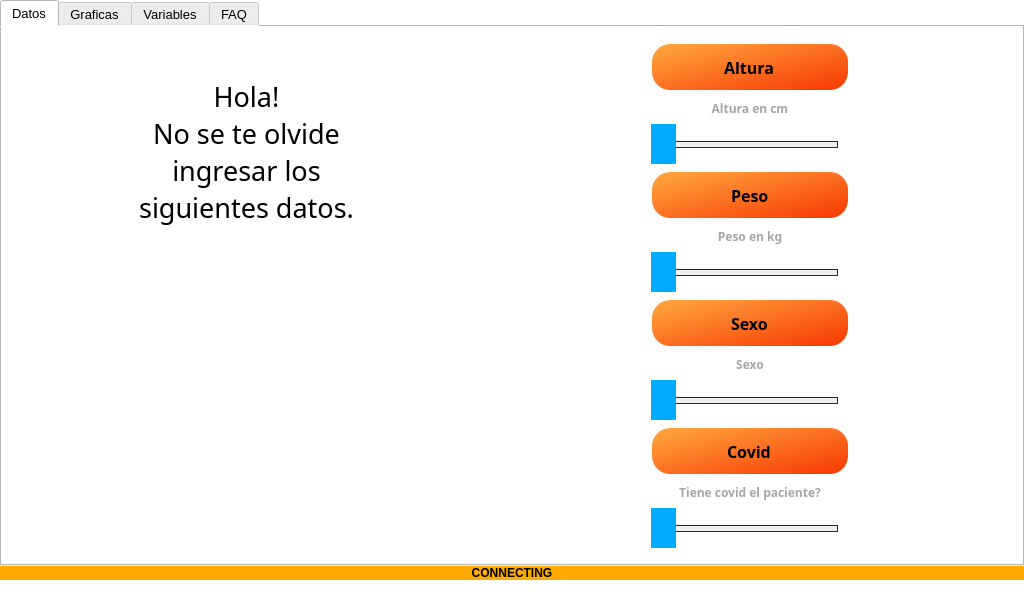
Above: _main_.ui from JulianDuque97/EPI before the change. Below: the same form after it.
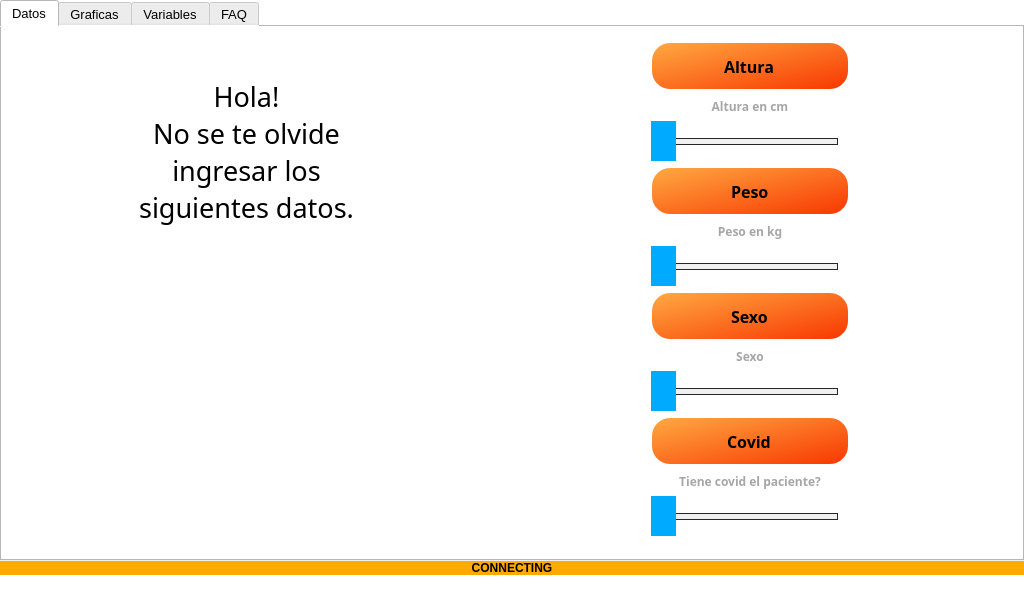
That is the form after the change. Icons and pictures are not drawn. Custom widgets are drawn as their Qt base class.

```diff
--- a/_main_.ui
+++ b/_main_.ui
@@ -78,7 +78,7 @@
       <property name="sizeHint" stdset="0">
        <size>
         <width>20</width>
-        <height>20</height>
+        <height>25</height>
        </size>
       </property>
      </spacer>
```
